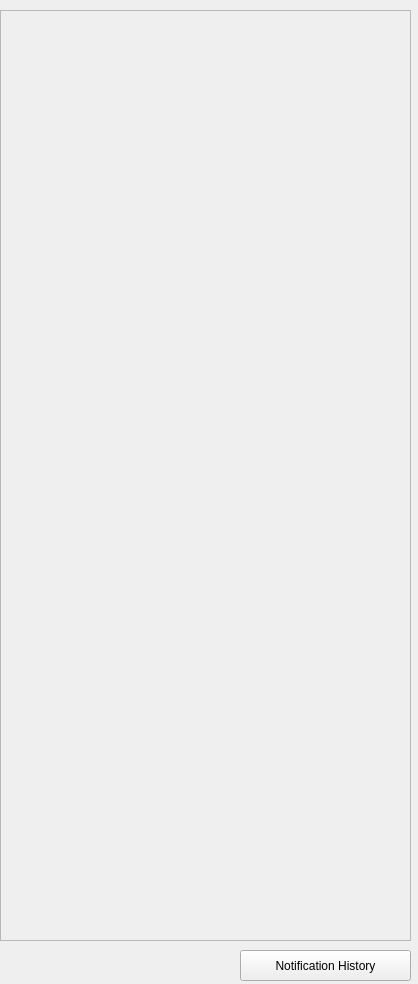
Qt form rover_gui/ui/ui/OpenNotifications.ui (robotique-udes/rover) before a commit.
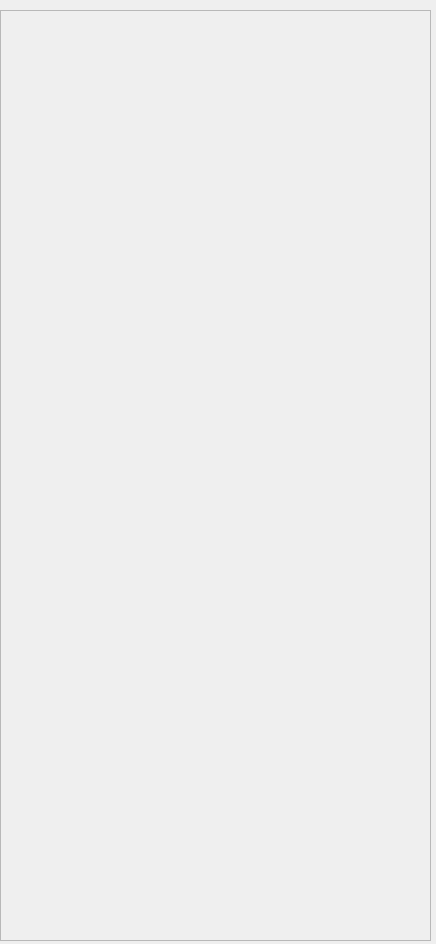
The same form after that commit.

Patch:
```diff
--- a/rover_gui/ui/ui/OpenNotifications.ui
+++ b/rover_gui/ui/ui/OpenNotifications.ui
@@ -6,35 +6,19 @@
    <rect>
     <x>0</x>
     <y>0</y>
-    <width>418</width>
-    <height>984</height>
+    <width>436</width>
+    <height>944</height>
    </rect>
   </property>
   <property name="windowTitle">
    <string>Form</string>
   </property>
-  <widget class="QPushButton" name="notificationHistory_PB">
-   <property name="geometry">
-    <rect>
-     <x>240</x>
-     <y>950</y>
-     <width>171</width>
-     <height>31</height>
-    </rect>
-   </property>
-   <property name="text">
-    <string>Notification History</string>
-   </property>
-   <property name="checkable">
-    <bool>true</bool>
-   </property>
-  </widget>
   <widget class="QScrollArea" name="historyScrollArea">
    <property name="geometry">
     <rect>
      <x>0</x>
      <y>10</y>
-     <width>411</width>
+     <width>431</width>
      <height>931</height>
     </rect>
    </property>
@@ -46,7 +30,7 @@
      <rect>
       <x>0</x>
       <y>0</y>
-      <width>409</width>
+      <width>429</width>
       <height>929</height>
      </rect>
     </property>
```
